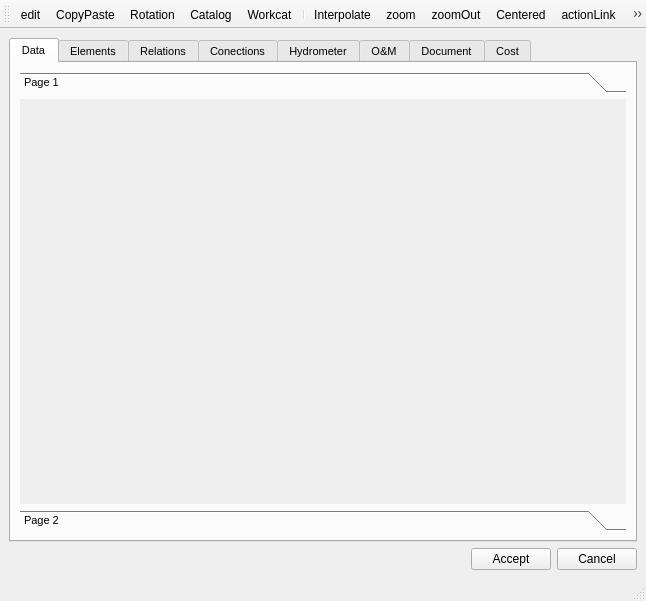
First picture: the form in ui/api_cf.ui, repository Giswater/giswater_qgis_plugin, before the edit.
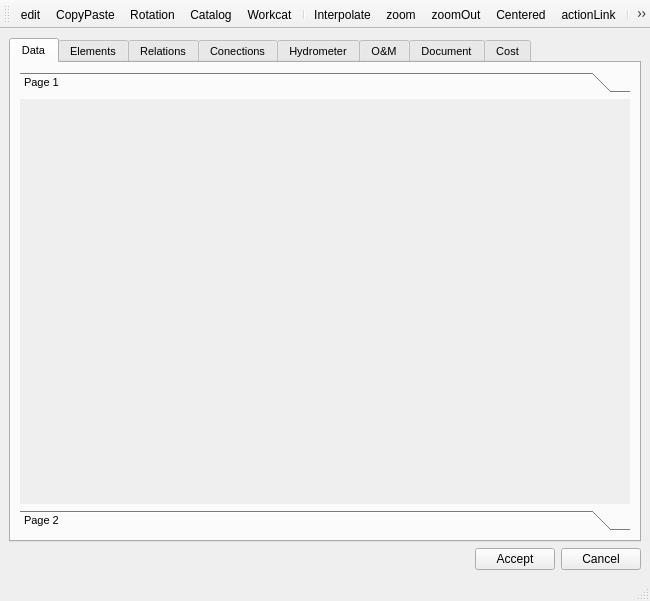
Second picture: the form after the edit. The open tabs and pages were chosen to show the change. Icons and pictures are not drawn.

Commit message: Save with correct start tab

Diff of the .ui file:
```diff
--- a/ui/api_cf.ui
+++ b/ui/api_cf.ui
@@ -6,7 +6,7 @@
    <rect>
     <x>0</x>
     <y>0</y>
-    <width>597</width>
+    <width>650</width>
     <height>601</height>
    </rect>
   </property>
@@ -51,8 +51,8 @@
             <rect>
              <x>0</x>
              <y>0</y>
-             <width>547</width>
-             <height>349</height>
+             <width>608</width>
+             <height>382</height>
             </rect>
            </property>
            <attribute name="label">
```
Left out of the diff: 6 changed lines with no effect on the pictures.
